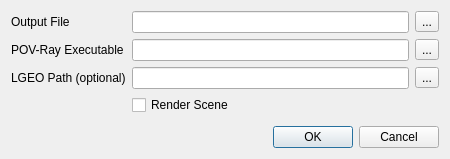
Old version of the form qt/lc_qpovraydialog.ui in the repository ldraw-linux/leocad.
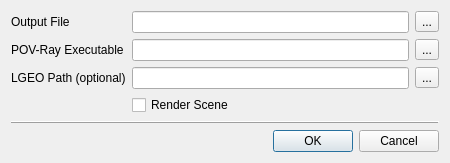
New version of the form.

What changed in the file:
```diff
--- a/qt/lc_qpovraydialog.ui
+++ b/qt/lc_qpovraydialog.ui
@@ -23,7 +23,7 @@
    <string>POV-Ray Export</string>
   </property>
   <layout class="QGridLayout" name="gridLayout">
-   <item row="1" column="0">
+   <item row="2" column="0">
     <widget class="QDialogButtonBox" name="buttonBox">
      <property name="orientation">
       <enum>Qt::Horizontal</enum>
@@ -137,6 +137,16 @@
      </item>
     </layout>
    </item>
+   <item row="1" column="0">
+    <widget class="QFrame" name="frame">
+     <property name="frameShape">
+      <enum>QFrame::HLine</enum>
+     </property>
+     <property name="frameShadow">
+      <enum>QFrame::Raised</enum>
+     </property>
+    </widget>
+   </item>
   </layout>
  </widget>
  <tabstops>
```
